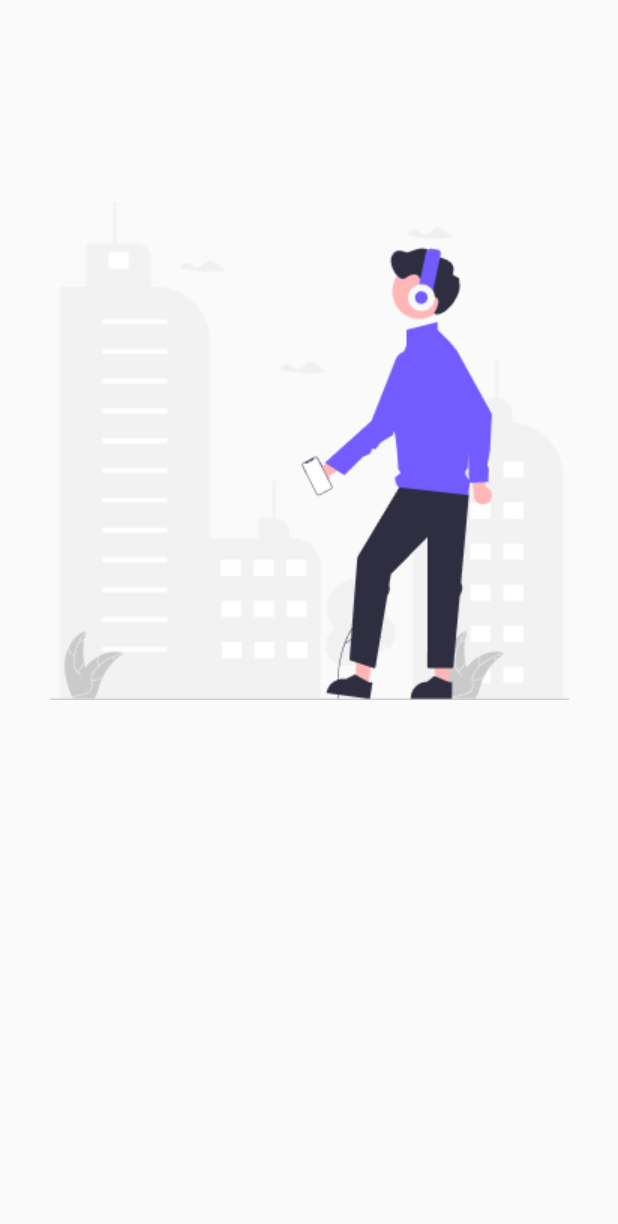
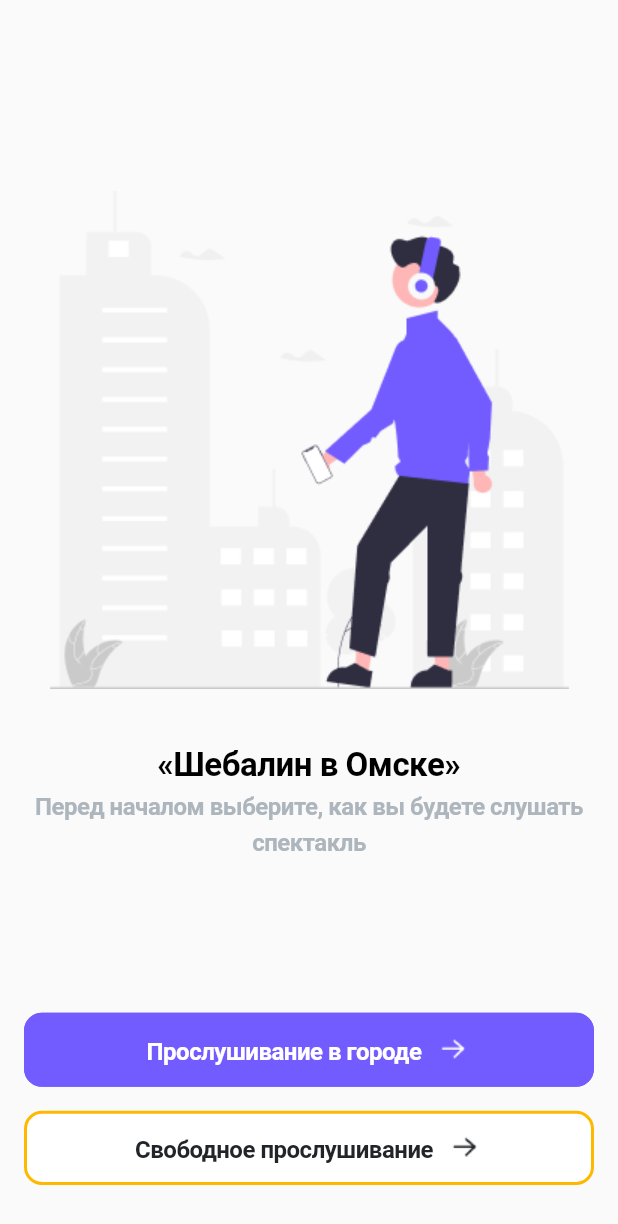
Before and after one commit to Student-Labs-2023/Immersive-Theater, a Flutter app: the OnboardWelcome screen opened directly, on a phone screen of 412 x 824 dp. Shown: the top 1224 px of the screen. Run offline on Flutter 3.47's test engine with Material 2 defaults, Android fonts, the phone set to English and light mode, and no system bars; our stand-ins replace audioplayers, bloc, cached_network_image, carousel_slider, dio, equatable and 6 more; missing offline and left inert: yandex_mapkit; accounts and stored records are empty; network calls fail; Roboto replaces fonts that are missing (RFDewi).

Commit message:
control button

```diff
--- a/lib/src/features/onboarding_performance/view/widgets/button.dart
+++ b/lib/src/features/onboarding_performance/view/widgets/button.dart
@@ -70,3 +70,42 @@ class Button extends StatelessWidget {
     );
   }
 }
+
+class OnboardControllButton extends StatelessWidget {
+  final String titlePurple;
+  final void Function() onTapPurple;
+  final String titleWhite;
+  final void Function() onTapWhite;
+  const OnboardControllButton({
+    super.key,
+    required this.titlePurple,
+    required this.onTapPurple,
+    required this.titleWhite,
+    required this.onTapWhite,
+  });
+
+  @override
+  Widget build(BuildContext context) {
+    return Column(
+      mainAxisSize: MainAxisSize.min,
+      children: [
+        Button.purpleButton(
+          title: titlePurple,
+          onTap: onTapPurple,
+          icon: ImagesSources.right,
+        ),
+        const SizedBox(
+          height: 16,
+        ),
+        Button(
+          title: titleWhite,
+          onTap: onTapWhite,
+          icon: ImagesSources.right,
+          textColor: AppColor.blackText,
+          backgroundColor: AppColor.whiteBackground,
+          borderColor: AppColor.yellowSecondary,
+        ),
+      ],
+    );
+  }
+}
--- a/lib/src/features/onboarding_performance/view/widgets/onboarding_welcome.dart
+++ b/lib/src/features/onboarding_performance/view/widgets/onboarding_welcome.dart
@@ -1,7 +1,9 @@
 import 'package:flutter/material.dart';
-import 'package:flutter/src/widgets/framework.dart';
-import 'package:flutter/src/widgets/placeholder.dart';
 import 'package:shebalin/src/features/onboarding_performance/view/widgets/animated_image.dart';
+import 'package:shebalin/src/features/onboarding_performance/view/widgets/animated_subtitle.dart';
+import 'package:shebalin/src/features/onboarding_performance/view/widgets/animated_title.dart';
+import 'package:shebalin/src/features/onboarding_performance/view/widgets/button.dart';
+import 'package:shebalin/src/theme/app_color.dart';
 import 'package:shebalin/src/theme/images.dart';
 
 class OnboardWelcome extends StatelessWidget {
@@ -10,11 +12,41 @@ class OnboardWelcome extends StatelessWidget {
   @override
   Widget build(BuildContext context) {
     return Scaffold(
-      body: Column(
-        children: [
-          const AnimatedImage(image: ImagesSources.onboardHeadPhones),
-        ],
+      body: Padding(
+        padding: EdgeInsets.fromLTRB(8, 0, 8, 0),
+        child: Column(
+          children: [
+            const AnimatedImage(image: ImagesSources.onboardHeadPhones),
+            SizedBox(
+              height: 16,
+            ),
+            Text(
+              "«Шебалин в Омске»",
+              style: Theme.of(context)
+                  .textTheme
+                  .displayMedium!
+                  .copyWith(fontWeight: FontWeight.w700),
+            ),
+            AnimatedSubtitle(
+                subtitle:
+                    'Перед началом выберите, как вы будете слушать спектакль',
+                subtitleAccent: ''),
+          ],
+        ),
+      ),
+      bottomNavigationBar: Padding(
+        padding: const EdgeInsets.fromLTRB(16, 0, 16, 34),
+        child: OnboardControllButton(
+          titlePurple: 'Прослушивание в городе',
+          titleWhite: 'Свободное прослушивание',
+          onTapPurple: _onTapPurple,
+          onTapWhite: _onTapWhite,
+        ),
       ),
     );
   }
+
+  void _onTapPurple() {}
+
+  void _onTapWhite() {}
 }
```
Also changed, not shown: lib/src/features/onboarding_performance/view/onboarding_performance.dart (+7 -25 lines).
